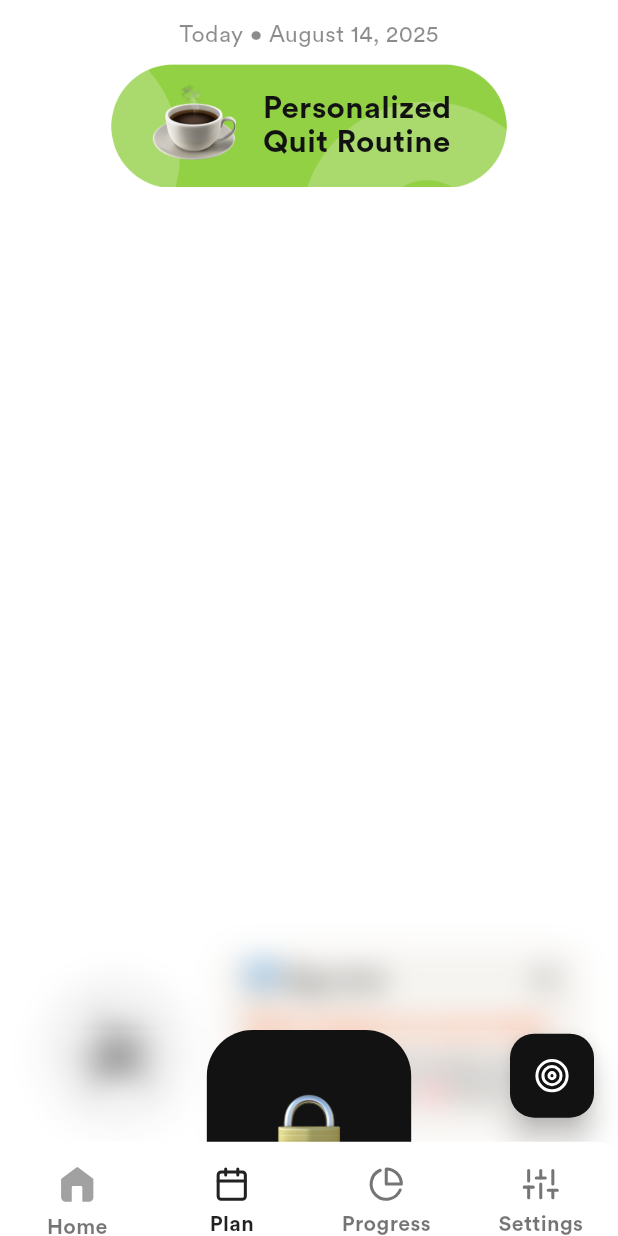
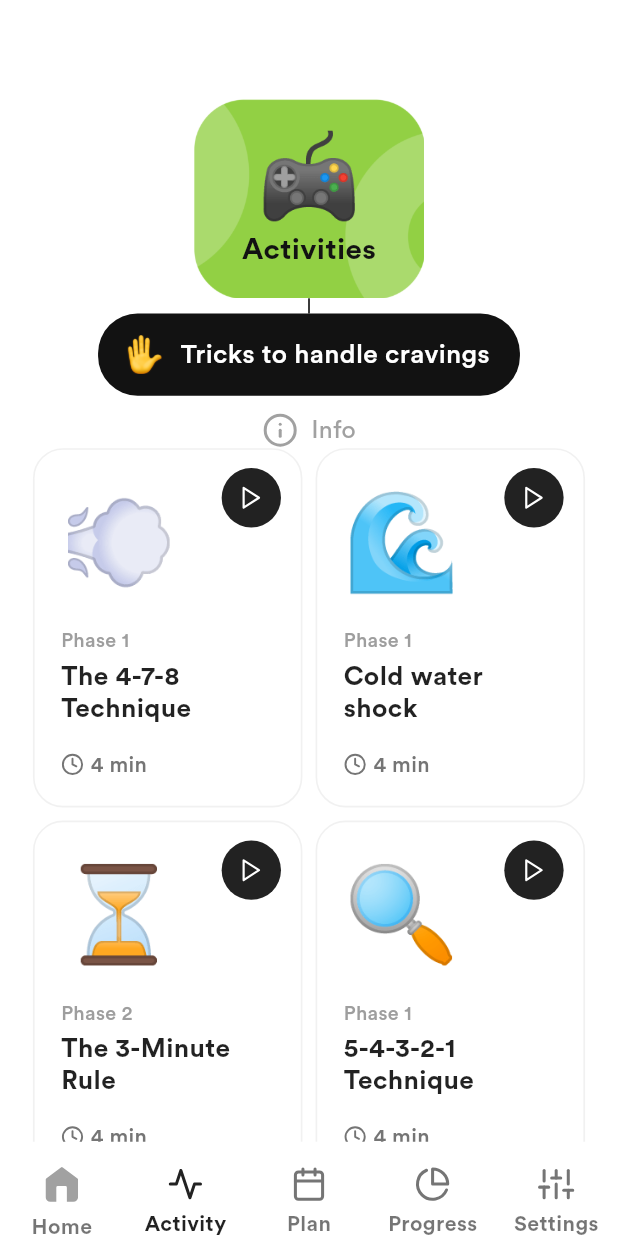
Before and after one commit to ramin443/nicotrack, a Flutter app: the Base screen opened directly, item 2 of the bottom bar chosen, on a phone screen of 412 x 824 dp. Run offline on Flutter 3.47's test engine with Material 3 defaults, Android fonts, the phone set to English and light mode, and no system bars; drawn by our look-alikes of auto_size_text, dotted_line; our stand-ins replace animated_flip_counter, cloud_firestore, confetti, device_info_plus, emoji_picker_flutter, feather_icons and 16 more; missing offline and left inert: flutter_emoji; accounts and stored records are empty; generated files the repository leaves out were written again; statements that could not run were skipped; project files that could hold a hidden picture were left out.

Commit message:
Activity screen added

```diff
--- a/lib/constants/image-constants.dart
+++ b/lib/constants/image-constants.dart
@@ -116,3 +116,4 @@ String nicopro= 'assets/images/button-bg/nicopro.png';
 String lockImg= 'assets/images/Emojis/lockimg.png';
 String neupremiumBG= 'assets/images/Illustration/neu-premium-bg-3.png';
 String badgeBG= "assets/images/Illustration/Polygon 4.png";
+String activityBGBtn = "assets/images/button-bg/activitybgbtn.png";
--- a/lib/getx-controllers/base-controller.dart
+++ b/lib/getx-controllers/base-controller.dart
@@ -4,6 +4,7 @@ import 'package:flutter_screenutil/flutter_screenutil.dart';
 import 'package:flutter_svg/svg.dart';
 import 'package:get/get.dart';
 import 'package:nicotrack/screens/base/home.dart';
+import 'package:nicotrack/screens/base/activity.dart';
 import 'package:nicotrack/screens/base/plan-alt.dart';
 import 'package:nicotrack/screens/base/settings.dart';
 
@@ -15,7 +16,7 @@ import '../screens/elements/textAutoSize.dart';
 
 class BaseController extends GetxController {
   int selectedIndex = 0;
-  List<Widget> mainPages = [Home(), PlanAlt(), ProgressMain(), Settings()];
+  List<Widget> mainPages = [Home(), Activity(), PlanAlt(), ProgressMain(), Settings()];
 
   void setCurrentIndex(index) {
     selectedIndex = index;
@@ -67,14 +68,14 @@ class BaseController extends GetxController {
             icon: Column(
               children: [
                 Icon(
-                  FeatherIcons.calendar,
+                  FeatherIcons.activity,
                   size: 22.sp,
                   color: selectedIndex == 1 ? Colors.black87 : Colors.black54,
                 ),
                 SizedBox(
                   height: 7.h,
                 ),
-                TextAutoSize('Plan',
+                TextAutoSize('Activity',
                     textAlign: TextAlign.left,
                     style: TextStyle(
                       height: 1.1,
@@ -92,14 +93,14 @@ class BaseController extends GetxController {
             icon: Column(
               children: [
                 Icon(
-                  FeatherIcons.pieChart,
+                  FeatherIcons.calendar,
                   size: 22.sp,
                   color: selectedIndex == 2 ? Colors.black87 : Colors.black54,
                 ),
                 SizedBox(
                   height: 7.h,
                 ),
-                TextAutoSize('Progress',
+                TextAutoSize('Plan',
                     textAlign: TextAlign.left,
                     style: TextStyle(
                       height: 1.1,
@@ -113,12 +114,37 @@ class BaseController extends GetxController {
             label: '',
           ),
           BottomNavigationBarItem(
+            backgroundColor: Colors.white,
+            icon: Column(
+              children: [
+                Icon(
+                  FeatherIcons.pieChart,
+                  size: 22.sp,
+                  color: selectedIndex == 3 ? Colors.black87 : Colors.black54,
+                ),
+                SizedBox(
+                  height: 7.h,
+                ),
+                TextAutoSize('Progress',
+                    textAlign: TextAlign.left,
+                    style: TextStyle(
+                      height: 1.1,
+                      fontSize: 13.sp,
+                      fontFamily: circularBold,
+                      color:
+                          selectedIndex == 3 ? Colors.black87 : Colors.black54,
+                    )),
+              ],
+            ),
+            label: '',
+          ),
+          BottomNavigationBarItem(
             icon: Column(
               children: [
                 Icon(
                   FeatherIcons.sliders,
                   size: 22.sp,
-                  color: selectedIndex == 3 ? Colors.black87 : Colors.black54,
+                  color: selectedIndex == 4 ? Colors.black87 : Colors.black54,
                 ),
                 SizedBox(
                   height: 7.h,
@@ -130,7 +156,7 @@ class BaseController extends GetxController {
                       fontSize: 13.sp,
                       fontFamily: circularBold,
                       color:
-                          selectedIndex == 3 ? Colors.black87 : Colors.black54,
+                          selectedIndex == 4 ? Colors.black87 : Colors.black54,
                     )),
               ],
             ),
@@ -183,14 +209,14 @@ class BaseController extends GetxController {
                   height: 16.h,
                 ),
                 Icon(
-                  FeatherIcons.calendar,
+                  FeatherIcons.activity,
                   size: 22.sp,
                   color: selectedIndex == 1 ? Colors.black87 : Colors.black54,
                 ),
                 SizedBox(
                   height: 7.h,
                 ),
-                TextAutoSize('Plan',
+                TextAutoSize('Activity',
                     textAlign: TextAlign.left,
                     style: TextStyle(
                       height: 1.1,
@@ -210,14 +236,14 @@ class BaseController extends GetxController {
                   height: 16.h,
                 ),
                 Icon(
-                  FeatherIcons.pieChart,
+                  FeatherIcons.calendar,
                   size: 22.sp,
                   color: selectedIndex == 2 ? Colors.black87 : Colors.black54,
                 ),
                 SizedBox(
                   height: 7.h,
                 ),
-                TextAutoSize('Progress',
+                TextAutoSize('Plan',
                     textAlign: TextAlign.left,
                     style: TextStyle(
                       height: 1.1,
@@ -237,14 +263,14 @@ class BaseController extends GetxController {
                   height: 16.h,
                 ),
                 Icon(
-                  FeatherIcons.sliders,
+                  FeatherIcons.pieChart,
                   size: 22.sp,
                   color: selectedIndex == 3 ? Colors.black87 : Colors.black54,
                 ),
                 SizedBox(
                   height: 7.h,
                 ),
-                TextAutoSize('Settings',
+                TextAutoSize('Progress',
                     textAlign: TextAlign.left,
                     style: TextStyle(
                       height: 1.1,
@@ -257,6 +283,33 @@ class BaseController extends GetxController {
             ),
             label: '',
           ),
+          NavigationDestination(
+            icon: Column(
+              children: [
+                SizedBox(
+                  height: 16.h,
+                ),
+                Icon(
+                  FeatherIcons.sliders,
+                  size: 22.sp,
+                  color: selectedIndex == 4 ? Colors.black87 : Colors.black54,
+                ),
+                SizedBox(
+                  height: 7.h,
+                ),
+                TextAutoSize('Settings',
+                    textAlign: TextAlign.left,
+                    style: TextStyle(
+                      height: 1.1,
+                      fontSize: 13.sp,
+                      fontFamily: circularBold,
+                      color:
+                          selectedIndex == 4 ? Colors.black87 : Colors.black54,
+                    )),
+              ],
+            ),
+            label: '',
+          ),
         ]);
   }
 }
--- a/lib/getx-controllers/onboarding-controller.dart
+++ b/lib/getx-controllers/onboarding-controller.dart
@@ -176,6 +176,11 @@ class OnboardingController extends GetxController {
         selectedLanguage['code']!,
         selectedLanguage['name']!,
       );
+    }
+
+    // Unfocus keyboard when leaving the name input page (page 8)
+    if (currentPage == 8) {
+      FocusManager.instance.primaryFocus?.unfocus();
     }
 
     // Move to the next page
--- a/lib/main.dart
+++ b/lib/main.dart
@@ -80,6 +80,9 @@ void main() async {
 
   // Initialize purchase service
   await PurchaseService().initialize();
+
+  // Verify subscription status on app startup (for both TestFlight and production)
+  await PurchaseService().verifySubscriptionOnStartup();
 
   // Debug premium status after initialization
   Get.find<PremiumController>().debugPremiumStatus();
--- /dev/null
+++ b/lib/screens/base/activity.dart
@@ -0,0 +1,284 @@
+import 'package:flutter/material.dart';
+import 'package:flutter_screenutil/flutter_screenutil.dart';
+import 'package:get/get.dart';
+import '../../constants/color-constants.dart';
+import '../../constants/font-constants.dart';
+import '../../constants/image-constants.dart';
+import '../elements/textAutoSize.dart';
+import 'package:feather_icons/feather_icons.dart';
+import '../../extensions/app_localizations_extension.dart';
+
+class Activity extends StatefulWidget {
+  const Activity({super.key});
+
+  @override
+  State<Activity> createState() => _ActivityState();
+}
+
+class _ActivityState extends State<Activity> {
+  final List<Map<String, dynamic>> techniques = [
+    {
+      'phase': 'Phase 1',
+      'title': 'The 4-7-8 Technique',
+      'duration': '4 min',
+      'icon': '💨',
+    },
+    {
+      'phase': 'Phase 1',
+      'title': 'Cold water shock',
+      'duration': '4 min',
+      'icon': '🌊',
+    },
+    {
+      'phase': 'Phase 2',
+      'title': 'The 3-Minute Rule',
+      'duration': '4 min',
+      'icon': '⏳',
+    },
+    {
+      'phase': 'Phase 1',
+      'title': '5-4-3-2-1 Technique',
+      'duration': '4 min',
+      'icon': '🔍',
+    },
+    {
+      'phase': 'Phase 2',
+      'title': 'Deep Breathing',
+      'duration': '5 min',
+      'icon': '🫁',
+    },
+    {
+      'phase': 'Phase 3',
+      'title': 'Mindful Walking',
+      'duration': '10 min',
+      'icon': '🚶',
+    },
+  ];
+
+  @override
+  Widget build(BuildContext context) {
+    return Scaffold(
+      backgroundColor: Colors.white,
+      body: SingleChildScrollView(
+        physics: BouncingScrollPhysics(),
+        child: Column(
+          mainAxisAlignment: MainAxisAlignment.start,
+          crossAxisAlignment: CrossAxisAlignment.center,
+          children: [
+            SizedBox(
+              height: 60.w,
+            ),
+            Row(
+              mainAxisAlignment: MainAxisAlignment.center,
+              children: [
+                Stack(
+                  alignment: Alignment.center,
+                  children: [
+                    Image.asset(
+                      activityBGBtn,
+                      width: 140.w,
+                    ),
+                    Positioned.fill(
+                      child: Column(
+                        mainAxisAlignment: MainAxisAlignment.center,
+                        children: [
+                          TextAutoSize(
+                            "🎮",
+                            style: TextStyle(
+                                fontSize: 50.sp,
+                                fontFamily: circularBold,
+                                height: 1.1,
+                                color: nicotrackBlack1),
+                          ),
+                          SizedBox(
+                            height: 8.w,
+                          ),
+                          TextAutoSize(
+                            "Activities",
+                            style: TextStyle(
+                                fontSize: 18.sp,
+                                fontFamily: circularBold,
+                                height: 1.1,
+                                color: nicotrackBlack1),
+                          ),
+                          SizedBox(
+                            width: 4.w,
+                          ),
+                        ],
+                      ),
+                    )
+                  ],
+                ),
+              ],
+            ),
+            Container(
+              height: 10.h,
+              width: 1.w,
+              decoration: BoxDecoration(color: nicotrackBlack1),
+            ),
+            Container(
+              width: 256.w,
+              padding: EdgeInsets.symmetric(horizontal: 14.w, vertical: 14.h),
+              decoration: BoxDecoration(
+                  color: nicotrackBlack1,
+                  borderRadius: BorderRadius.circular(26.r)),
+              child: Row(
+                mainAxisAlignment: MainAxisAlignment.center,
+                children: [
+                  Image.asset(
+                    instantQuitEmoji,
+                    width: 24.w,
+                  ),
+                  SizedBox(
+                    width: 10.w,
+                  ),
+                  SizedBox(
+                    width: 190.w,
+                    child: TextAutoSize(
+                      'Tricks to handle cravings',
+                      style: TextStyle(
+                          fontSize: 16.sp,
+                          fontFamily: circularMedium,
+                          height: 1.1,
+                          color: Colors.white),
+                    ),
+                  ),
+                ],
+              ),
+            ),
+            SizedBox(
+              height: 10.w,
+            ),
+            GestureDetector(
+              onTap: () {},
+              child: Row(
+                mainAxisAlignment: MainAxisAlignment.center,
+                children: [
+                  Icon(
+                    FeatherIcons.info,
+                    weight: 14.sp,
+                    color: const Color(0xFFA1A1A1),
+                  ),
+                  SizedBox(
+                    width: 8.w,
+                  ),
+                  TextAutoSize(
+                    context.l10n.info_button,
+                    style: TextStyle(
+                      fontSize: 15.sp,
+                      fontFamily: circularBook,
+                      height: 1.1,
+                      color: const Color(0xFFA1A1A1),
+                    ),
+                  ),
+                ],
+              ),
+            ),
+            Padding(
+              padding: EdgeInsets.symmetric(horizontal: 20.w),
+              child: GridView.builder(
+                shrinkWrap: true,
+                physics: NeverScrollableScrollPhysics(),
+                gridDelegate: SliverGridDelegateWithFixedCrossAxisCount(
+                  crossAxisCount: 2,
+                  crossAxisSpacing: 8.w,
+                  mainAxisSpacing: 8.w,
+                  childAspectRatio: 0.75,
+                ),
+                itemCount: techniques.length,
+                itemBuilder: (context, index) {
+                  return _buildTechniqueCard(techniques[index]);
+                },
+              ),
+            ),
+            SizedBox(height: 100.h),
+          ],
+        ),
+      ),
+    );
+  }
+
+  Widget _buildTechniqueCard(Map<String, dynamic> technique) {
+    return Container(
+      decoration: BoxDecoration(
+        color: Colors.white,
+        borderRadius: BorderRadius.circular(20),
+        border: Border.all(color: Color(0xffff1f1f1),width: 1.sp)
+      ),
+      child: Stack(
+        children: [
+          Padding(
+            padding: EdgeInsets.all(16.w),
+            child: Column(
+              crossAxisAlignment: CrossAxisAlignment.start,
+              children: [
+                Text(
+                      technique['icon'],
+                      textAlign: TextAlign.left,
+                      style: TextStyle(fontSize: 56.sp),
+                    ),
+
+                SizedBox(height: 12.h),
+                TextAutoSize(
+                  technique['phase'],
+                  style: TextStyle(
+                    fontSize: 12.sp,
+                    fontFamily: circularMedium,
+                    color: Colors.grey[500],
+                  ),
+                ),
+                SizedBox(height: 4.h),
+                TextAutoSize(
+                  technique['title'],
+                  maxLines: 2,
+                  style: TextStyle(
+                    fontSize: 16.sp,
+                    fontFamily: circularBold,
+                    color: Colors.black87,
+                    height: 1.2,
+                  ),
+                ),
+                Spacer(),
+                Row(
+                  children: [
+                    Icon(
+                      FeatherIcons.clock,
+                      size: 14.sp,
+                      color: Colors.grey[600],
+                    ),
+                    SizedBox(width: 4.w),
+                    TextAutoSize(
+                      technique['duration'],
+                      style: TextStyle(
+                        fontSize: 13.sp,
+                        fontFamily: circularMedium,
+                        color: Colors.grey[600],
+                      ),
+                    ),
+                  ],
+                ),
+              ],
+            ),
+          ),
+          Positioned(
+            top: 12.h,
+            right: 12.w,
+            child: Container(
+              width: 36.w,
+              height: 36.w,
+              decoration: BoxDecoration(
+                color: Colors.black87,
+                shape: BoxShape.circle,
+              ),
+              child: Icon(
+                FeatherIcons.play,
+                color: Colors.white,
+                size: 16.sp,
+              ),
+            ),
+          ),
+        ],
+      ),
+    );
+  }
+}
--- a/lib/widgets/mood-trial-info-widget.dart
+++ b/lib/widgets/mood-trial-info-widget.dart
@@ -51,8 +51,8 @@ class MoodTrialInfoWidget extends StatelessWidget {
                 ),
                 SizedBox(height: 2.h),
                 TextAutoSize(
-                  remainingDays == 2
-                    ? 'You can track your mood for 2 days to try this feature'
+                  remainingDays == 4
+                    ? 'You can track your mood for 4 days to try this feature'
                     : 'You have $remainingDays day${remainingDays == 1 ? '' : 's'} remaining in your free trial',
                   style: TextStyle(
                     fontSize: 12.sp,
--- a/pubspec.yaml
+++ b/pubspec.yaml
@@ -259,6 +259,7 @@ flutter:
     - assets/images/Emojis/progressImg.png
     - assets/images/Emojis/lockimg.png
     - assets/images/button-bg/hexapolygon.png
+    - assets/images/button-bg/activitybgbtn.png
     - assets/images/branding/premiumBG.png
     - assets/icons/app_icon.png
 
```
Also changed, not shown: lib/getx-controllers/premium-controller.dart (+14 -2 lines), lib/services/mood-usage-service.dart (+4 -4 lines), lib/services/premium-persistence-service.dart (+40 -11 lines), lib/services/purchase-service.dart (+190 -7 lines), assets/images/button-bg/activitybgbtn.png (added), 1 other file.
